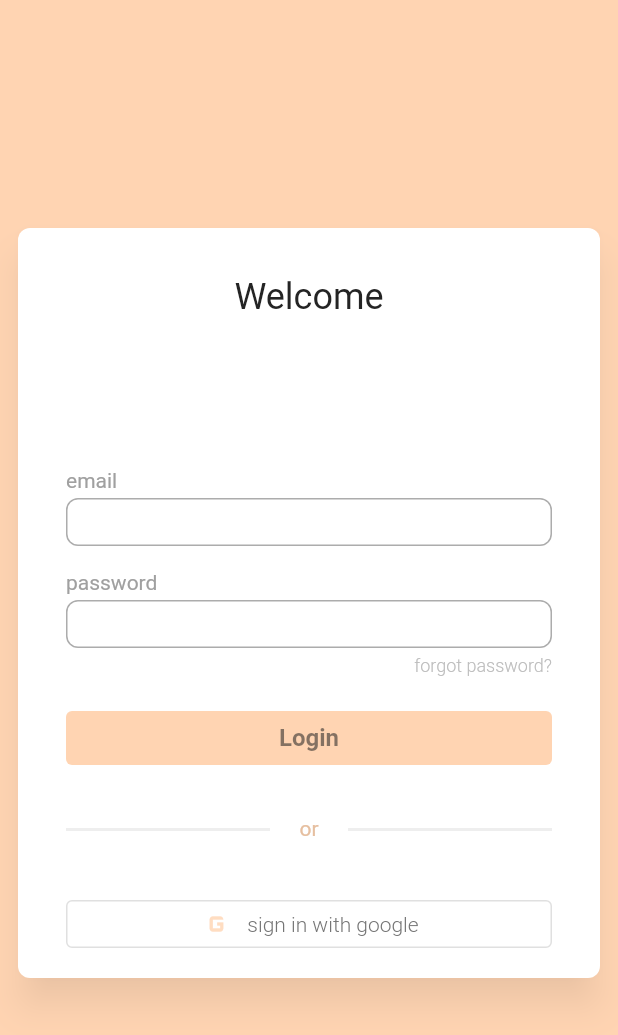
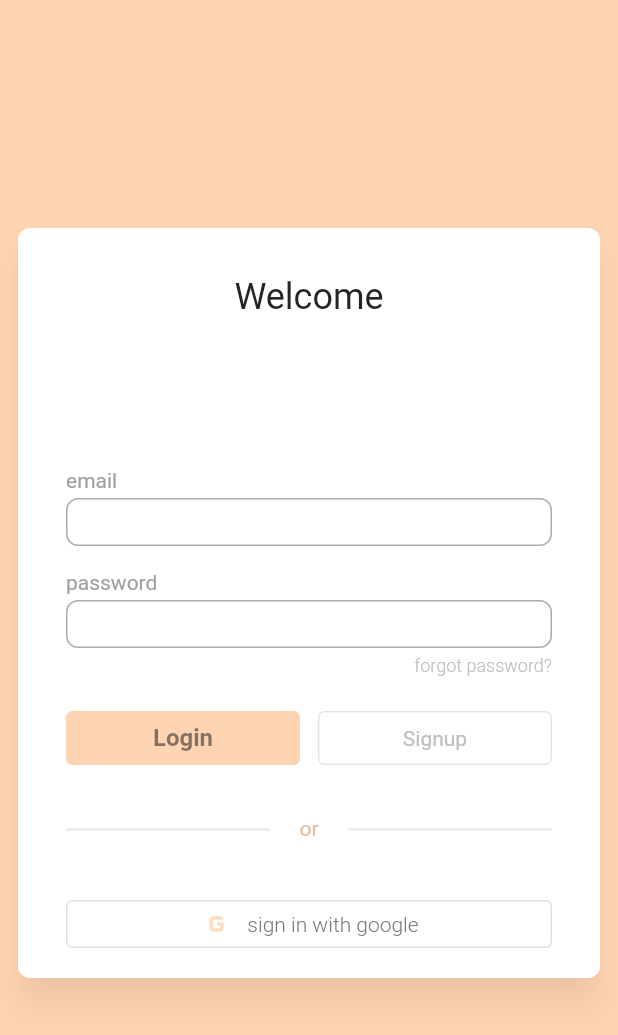
Before and after one commit to qarnayn-dev/coolab_me, a Flutter app: the screen it shows after launch, on a phone screen of 412 x 824 dp. Shown: the top 1035 px of the screen. Run offline on Flutter 3.47's test engine with Material 2 defaults, Android fonts, the phone set to English and light mode, and no system bars; our stand-ins replace flutter_riverpod, go_router, url_strategy.

Commit message:
UP – missing fiile from previous

```diff
--- a/lib/repos/signin/signin_view.dart
+++ b/lib/repos/signin/signin_view.dart
@@ -1,11 +1,11 @@
 import 'package:coolab_me/common_widgets/cta_button.dart';
-import 'package:coolab_me/common_widgets/hover_color_effect.dart';
 import 'package:coolab_me/common_widgets/line_with_text_seperator.dart';
 import 'package:coolab_me/common_widgets/onboard_frame.dart';
 import 'package:coolab_me/common_widgets/textfield_with_title.dart';
 import 'package:coolab_me/configs/app_theme.dart';
-import 'package:coolab_me/configs/shadow_theme.dart';
+import 'package:coolab_me/routing/routes_name.dart';
 import 'package:flutter/material.dart';
+import 'package:go_router/go_router.dart';
 
 import '../../common_widgets/signup_with_other_button.dart';
 
@@ -62,12 +62,29 @@ class SigninView extends StatelessWidget {
                     ),
                   ),
                   const SizedBox(height: 16),
-                  CtaButton(
-                    onClick: () {
-                      // TODO: login
-                    },
-                    text: "Login",
-                  )
+                  Row(
+                    children: [
+                      Expanded(
+                        child: CtaButton(
+                          onClick: () {
+                            // TODO: login
+                          },
+                          text: "Login",
+                        ),
+                      ),
+                      const SizedBox(width: 12),
+                      Expanded(
+                        child: CtaButton(
+                          onClick: () {
+                            // TODO: signup page
+                            GoRouter.of(context).push(RouteNames.signup);
+                          },
+                          text: "Signup",
+                          forSecondary: true,
+                        ),
+                      )
+                    ],
+                  ),
                 ],
               ),
             ),
```
